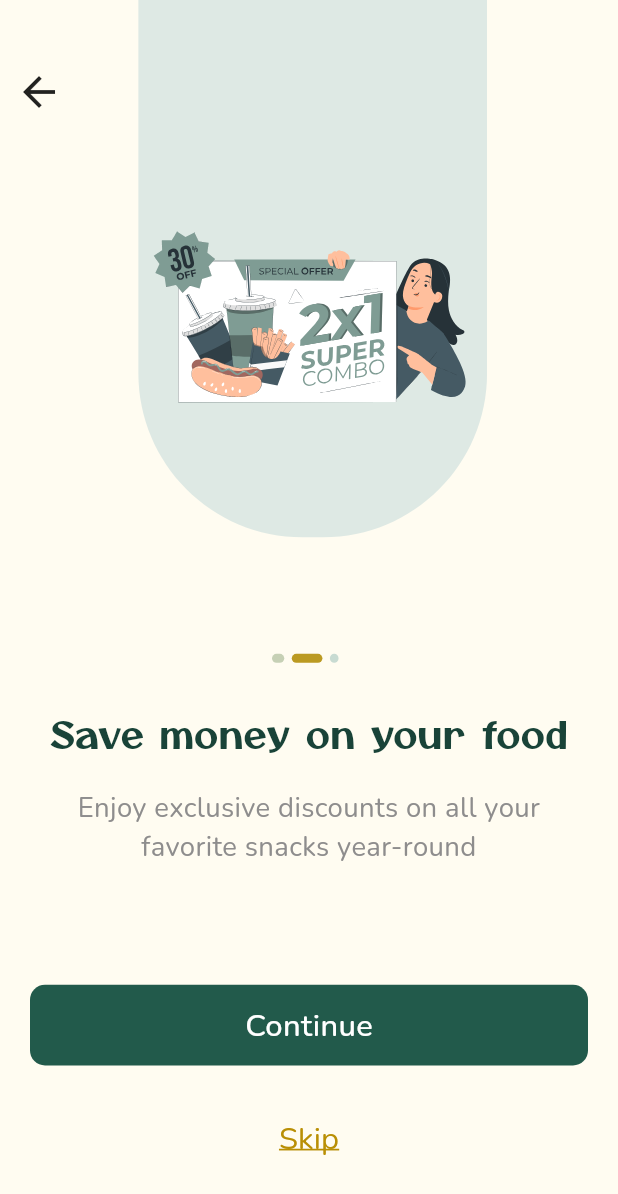
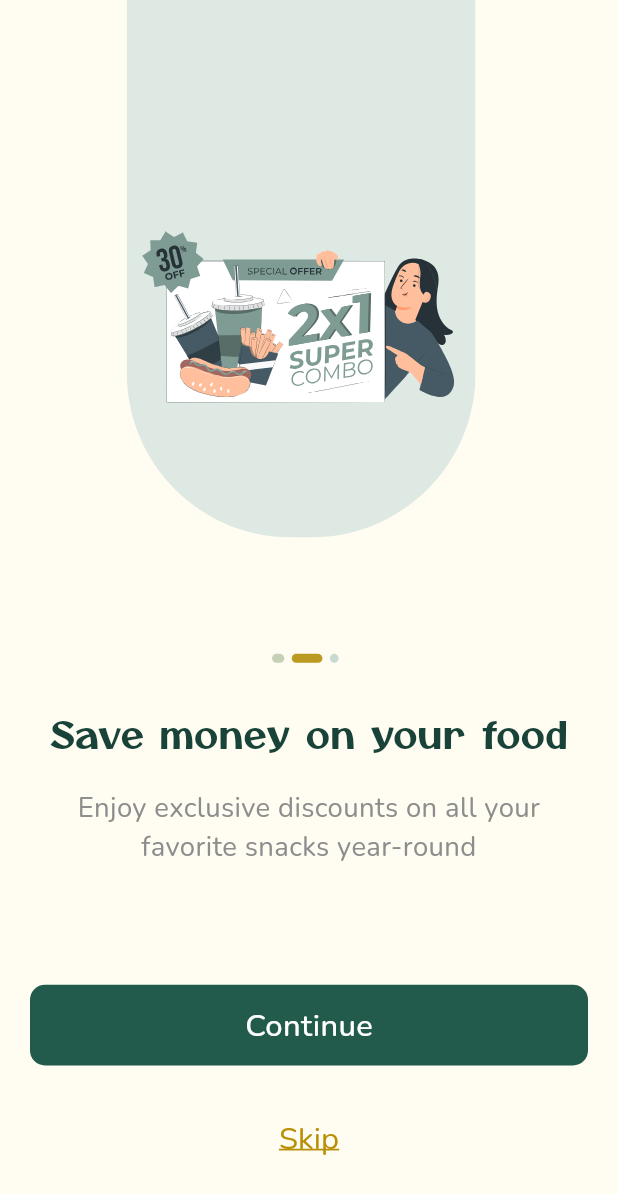
Before and after one commit to Mariamibrahim88/GraceCycle, a Flutter app: the screen it shows after launch, after a tap on "Continue", on a phone screen of 412 x 824 dp. Shown: the top 1194 px of the screen. Run offline on Flutter 3.47's test engine with Material 3 defaults, Android fonts, the phone set to English and light mode, and no system bars; our stand-ins replace dartz, dio, firebase_auth, firebase_core, flutter_bloc, flutter_otp_text_field and 7 more; accounts and stored records are empty.

Commit message:
remove arrow back from onbourding view

```diff
--- a/lib/features/onBourding/presentation/views/components/onbourding_body.dart
+++ b/lib/features/onBourding/presentation/views/components/onbourding_body.dart
@@ -80,19 +80,21 @@ class _OnbourdingBodyState extends State<OnbourdingBody> {
         Row(
           crossAxisAlignment: CrossAxisAlignment.start,
           children: [
-            Padding(
-              padding: const EdgeInsets.only(top: 45.0, left: 10.0),
-              child: GestureDetector(
-                onTap: () => pageController.previousPage(
-                  duration: const Duration(milliseconds: 300),
-                  curve: Curves.easeIn,
-                ),
-                child: const Icon(
-                  Icons.arrow_back_outlined,
-                  size: 32,
-                ),
-              ),
-            ),
+            // Padding(
+            //   padding: const EdgeInsets.only(top: 45.0, left: 10.0),
+            //   child: GestureDetector(
+            //     onTap: () => pageController.previousPage(
+            //       duration: const Duration(milliseconds: 300),
+            //       curve: Curves.easeIn,
+            //     ),
+            //     child: const Icon(
+            //       Icons.arrow_back_outlined,
+            //       size: 32,
+            //     ),
+            //   ),
+            // ),
+            verticalSpace(45),
+            horizontalSpace(30),
             SizedBox(
               height: 300.h,
               width: 275.w,
@@ -111,16 +113,17 @@ class _OnbourdingBodyState extends State<OnbourdingBody> {
   Widget _buildDefaultPage(int index) {
     return Column(
       children: [
-        CustomAppBar(
-          onPressed: () {
-            currentIndex == 0
-                ? Navigator.pop(context)
-                : pageController.previousPage(
-                    duration: const Duration(milliseconds: 700),
-                    curve: Curves.easeIn,
-                  );
-          },
-        ),
+        // CustomAppBar(
+        //   onPressed: () {
+        //     currentIndex == 0
+        //         ? Navigator.pop(context)
+        //         : pageController.previousPage(
+        //             duration: const Duration(milliseconds: 700),
+        //             curve: Curves.easeIn,
+        //           );
+        //   },
+        // ),
+        verticalSpace(50),
         Padding(
           padding: currentIndex == 0
               ? const EdgeInsets.only(right: 20)
```
